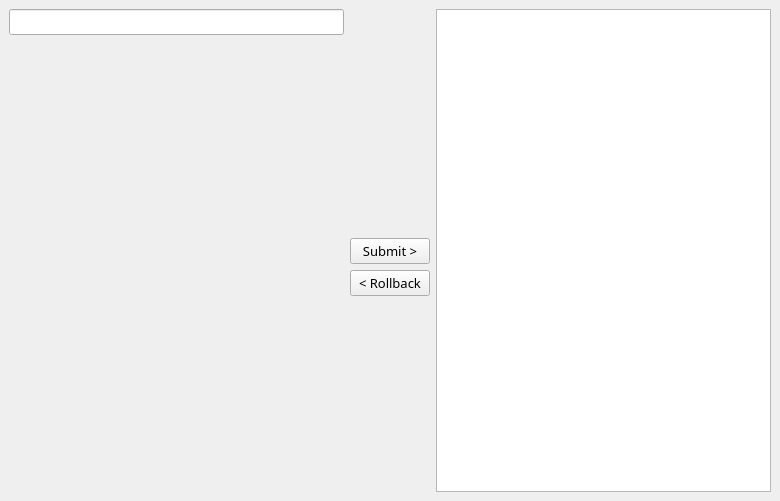
This is ui/jsonEditor.ui in k88936/jsonEditor as Qt 5 draws it before an edit. The edited form follows.
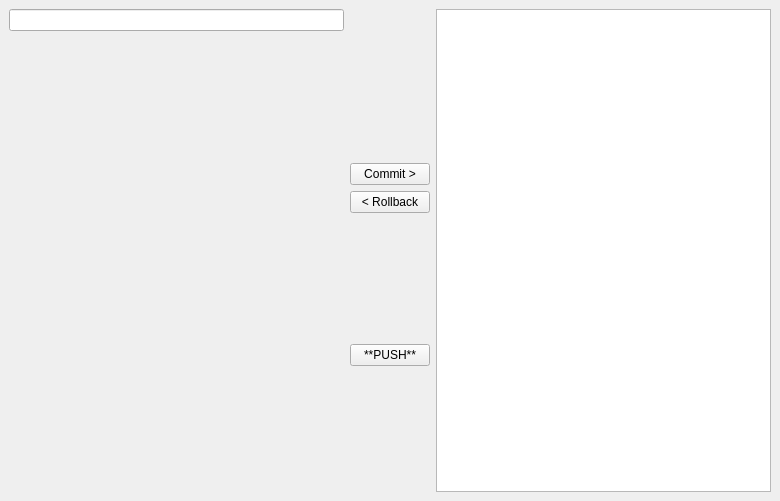
This is the edited form.

```diff
--- a/ui/jsonEditor.ui
+++ b/ui/jsonEditor.ui
@@ -19,12 +19,6 @@
      <layout class="QGridLayout" name="ui_grid_layout">
       <item row="0" column="0">
        <widget class="QLineEdit" name="ui_filter_edit">
-        <property name="font">
-         <font>
-          <family>Bahnschrift</family>
-          <pointsize>10</pointsize>
-         </font>
-        </property>
        </widget>
       </item>
       <item row="0" column="2" rowspan="2">
@@ -57,25 +51,13 @@
         </item>
         <item>
          <widget class="QPushButton" name="ui_out_btn">
-          <property name="font">
-           <font>
-            <family>Bahnschrift</family>
-            <pointsize>10</pointsize>
-           </font>
-          </property>
           <property name="text">
-           <string>Submit &gt;</string>
+           <string>Commit &gt;</string>
           </property>
          </widget>
         </item>
         <item>
          <widget class="QPushButton" name="ui_update_btn">
-          <property name="font">
-           <font>
-            <family>Bahnschrift</family>
-            <pointsize>10</pointsize>
-           </font>
-          </property>
           <property name="text">
            <string>&lt; Rollback</string>
           </property>
@@ -94,6 +76,26 @@
           </property>
          </spacer>
         </item>
+        <item>
+         <widget class="QPushButton" name="ui_push_btn">
+          <property name="text">
+           <string>**PUSH**</string>
+          </property>
+         </widget>
+        </item>
+        <item>
+         <spacer name="verticalSpacer_3">
+          <property name="orientation">
+           <enum>Qt::Vertical</enum>
+          </property>
+          <property name="sizeHint" stdset="0">
+           <size>
+            <width>20</width>
+            <height>40</height>
+           </size>
+          </property>
+         </spacer>
+        </item>
        </layout>
       </item>
      </layout>
```
Left out of the diff: 6 changed lines with no effect on the pictures.
